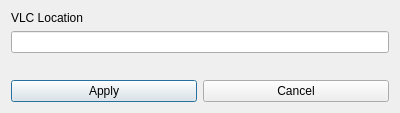
Before: the Qt Designer form settings.ui in madsprinkler219/QT_VLC_Media_Player, drawn with Qt 5.
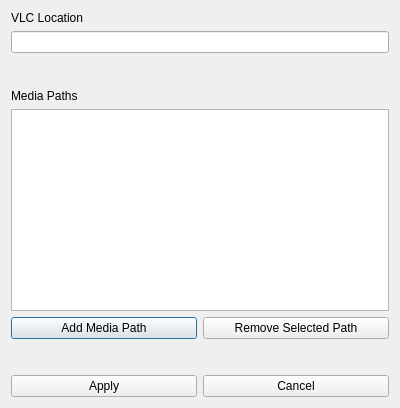
After: the same form once the commit is applied.

Commit message: Added setting to allow for custom media paths

```diff
--- a/settings.ui
+++ b/settings.ui
@@ -7,7 +7,7 @@
     <x>0</x>
     <y>0</y>
     <width>400</width>
-    <height>113</height>
+    <height>408</height>
    </rect>
   </property>
   <property name="windowTitle">
@@ -24,15 +24,69 @@
    <item>
     <widget class="QLineEdit" name="lineEdit"/>
    </item>
+   <item>
+    <spacer name="verticalSpacer_2">
+     <property name="orientation">
+      <enum>Qt::Vertical</enum>
+     </property>
+     <property name="sizeType">
+      <enum>QSizePolicy::Fixed</enum>
+     </property>
+     <property name="sizeHint" stdset="0">
+      <size>
+       <width>20</width>
+       <height>30</height>
+      </size>
+     </property>
+    </spacer>
+   </item>
+   <item>
+    <widget class="QLabel" name="label_2">
+     <property name="text">
+      <string>Media Paths</string>
+     </property>
+    </widget>
+   </item>
+   <item>
+    <widget class="QTableWidget" name="tableWidget">
+     <attribute name="horizontalHeaderVisible">
+      <bool>false</bool>
+     </attribute>
+     <attribute name="verticalHeaderVisible">
+      <bool>false</bool>
+     </attribute>
+    </widget>
+   </item>
+   <item>
+    <layout class="QHBoxLayout" name="horizontalLayout_2">
+     <item>
+      <widget class="QPushButton" name="pushButton_3">
+       <property name="text">
+        <string>Add Media Path</string>
+       </property>
+      </widget>
+     </item>
+     <item>
+      <widget class="QPushButton" name="pushButton_4">
+       <property name="text">
+        <string>Remove Selected Path</string>
+       </property>
+      </widget>
+     </item>
+    </layout>
+   </item>
    <item>
     <spacer name="verticalSpacer">
      <property name="orientation">
       <enum>Qt::Vertical</enum>
      </property>
+     <property name="sizeType">
+      <enum>QSizePolicy::Fixed</enum>
+     </property>
      <property name="sizeHint" stdset="0">
       <size>
        <width>20</width>
-       <height>40</height>
+       <height>30</height>
       </size>
      </property>
     </spacer>
```
The commit also changes 3 other files.
